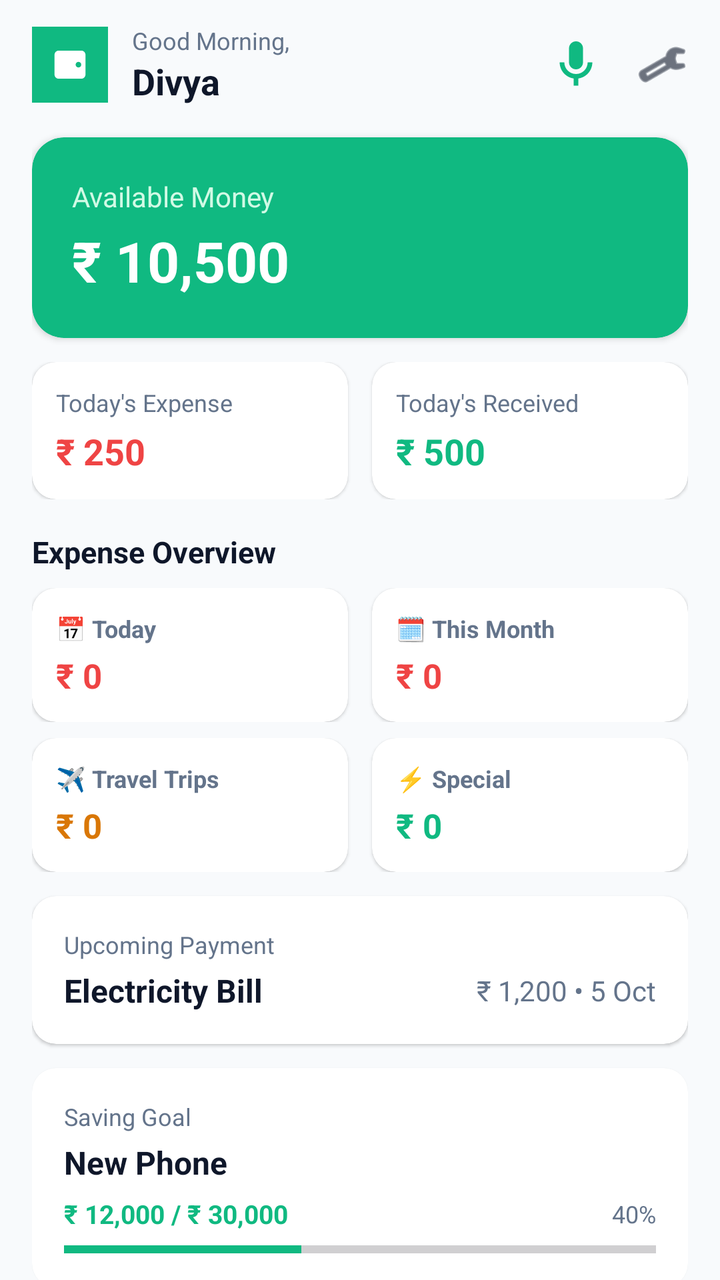
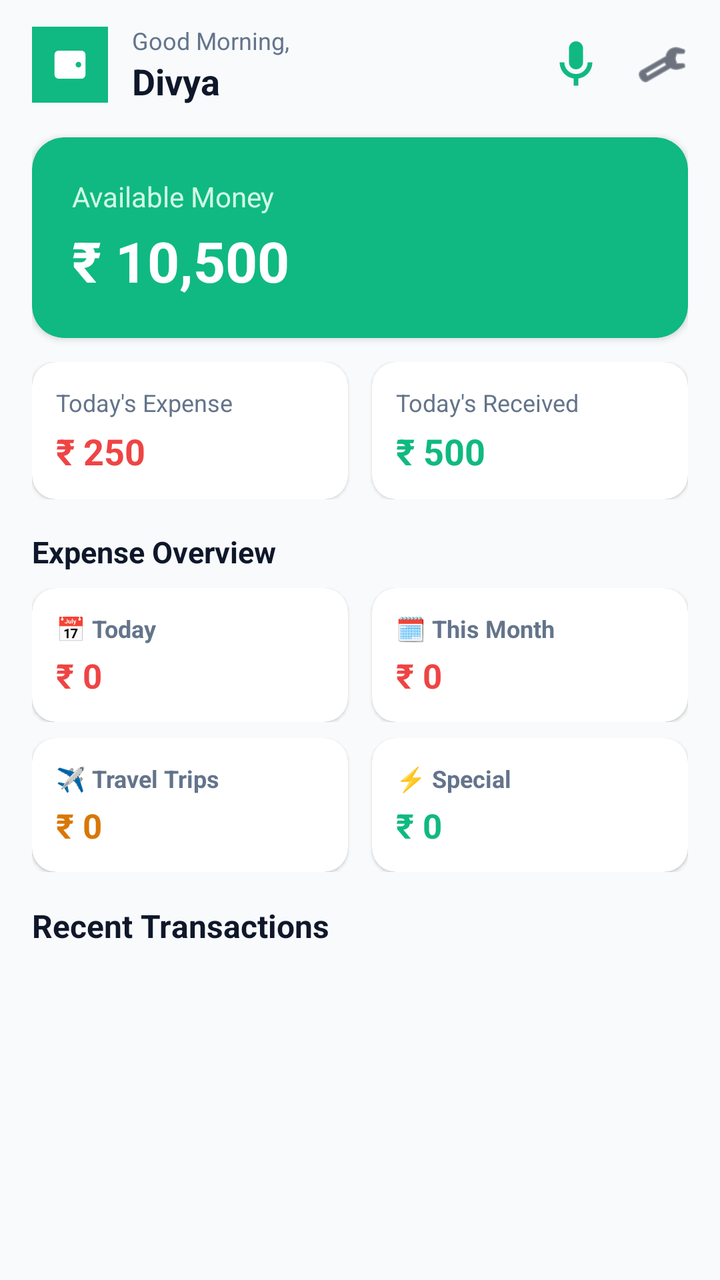

Two renders of the same Android screen: before a commit and after it. Below are the layout's source before the change and the commit's diff.
<!-- AndroidManifest.xml: application theme Theme.SmartExpensesTracker -->
<!-- res/layout/fragment_home.xml -->
<?xml version="1.0" encoding="utf-8"?>
<androidx.core.widget.NestedScrollView xmlns:android="http://schemas.android.com/apk/res/android"
    xmlns:app="http://schemas.android.com/apk/res-auto"
    android:layout_width="match_parent"
    android:layout_height="match_parent"
    android:clipToPadding="false"
    android:fillViewport="true"
    android:paddingBottom="24dp">

    <LinearLayout
        android:layout_width="match_parent"
        android:layout_height="wrap_content"
        android:orientation="vertical"
        android:paddingHorizontal="16dp"
        android:paddingTop="12dp">

        
        <LinearLayout
            android:layout_width="match_parent"
            android:layout_height="wrap_content"
            android:gravity="center_vertical"
            android:orientation="horizontal">

            <ImageView
                android:layout_width="38dp"
                android:layout_height="38dp"
                android:src="@drawable/ic_launcher_foreground" />

            <LinearLayout
                android:layout_width="0dp"
                android:layout_height="wrap_content"
                android:layout_marginStart="12dp"
                android:layout_weight="1"
                android:orientation="vertical">

                <TextView
                    android:layout_width="wrap_content"
                    android:layout_height="wrap_content"
                    android:text="@string/greeting_default"
                    android:textColor="@color/text_secondary"
                    android:textSize="12sp" />

                <TextView
                    android:id="@+id/tv_user_name"
                    android:layout_width="wrap_content"
                    android:layout_height="wrap_content"
                    android:text="Divya"
                    android:textColor="@color/text_primary"
                    android:textSize="18sp"
                    android:textStyle="bold" />
            </LinearLayout>

            <ImageView
                android:id="@+id/btn_voice"
                android:layout_width="28dp"
                android:layout_height="28dp"
                android:layout_marginEnd="16dp"
                android:background="?attr/selectableItemBackgroundBorderless"
                android:contentDescription="Voice Assistant"
                android:src="@drawable/ic_mic"
                app:tint="@color/brand_primary" />

            <ImageView
                android:id="@+id/btn_settings"
                android:layout_width="26dp"
                android:layout_height="26dp"
                android:background="?attr/selectableItemBackgroundBorderless"
                android:contentDescription="Settings"
                android:src="@android:drawable/ic_menu_preferences"
                app:tint="@color/text_primary" />
        </LinearLayout>

        
        <androidx.cardview.widget.CardView
            android:id="@+id/card_balance"
            android:layout_width="match_parent"
            android:layout_height="wrap_content"
            android:layout_marginTop="16dp"
            app:cardBackgroundColor="@color/brand_primary"
            app:cardCornerRadius="16dp"
            app:cardElevation="2dp">

            <LinearLayout
                android:layout_width="match_parent"
                android:layout_height="wrap_content"
                android:orientation="vertical"
                android:padding="20dp">

                <TextView
                    android:layout_width="wrap_content"
                    android:layout_height="wrap_content"
                    android:text="@string/available_money"
                    android:textColor="@color/brand_primary_light"
                    android:textSize="14sp" />

                <TextView
                    android:id="@+id/tv_available_balance"
                    android:layout_width="wrap_content"
                    android:layout_height="wrap_content"
                    android:layout_marginTop="4dp"
                    android:text="₹ 10,500"
                    android:textColor="@color/text_on_primary"
                    android:textSize="28sp"
                    android:textStyle="bold" />
            </LinearLayout>
        </androidx.cardview.widget.CardView>

        
        <LinearLayout
            android:layout_width="match_parent"
            android:layout_height="wrap_content"
            android:layout_marginTop="12dp"
            android:orientation="horizontal">

            <androidx.cardview.widget.CardView
                android:layout_width="0dp"
                android:layout_height="wrap_content"
                android:layout_marginEnd="6dp"
                android:layout_weight="1"
                app:cardBackgroundColor="@color/bg_card"
                app:cardCornerRadius="12dp"
                app:cardElevation="1dp">

                <LinearLayout
                    android:layout_width="match_parent"
                    android:layout_height="wrap_content"
                    android:orientation="vertical"
                    android:padding="12dp">

                    <TextView
                        android:layout_width="wrap_content"
                        android:layout_height="wrap_content"
                        android:text="@string/todays_expense"
                        android:textColor="@color/text_secondary"
                        android:textSize="12sp" />

                    <TextView
                        android:id="@+id/tv_today_expense"
                        android:layout_width="wrap_content"
                        android:layout_height="wrap_content"
                        android:layout_marginTop="4dp"
                        android:text="₹ 250"
                        android:textColor="@color/financial_expense"
                        android:textSize="18sp"
                        android:textStyle="bold" />
                </LinearLayout>
            </androidx.cardview.widget.CardView>

            <androidx.cardview.widget.CardView
                android:layout_width="0dp"
                android:layout_height="wrap_content"
                android:layout_marginStart="6dp"
                android:layout_weight="1"
                app:cardBackgroundColor="@color/bg_card"
                app:cardCornerRadius="12dp"
                app:cardElevation="1dp">

                <LinearLayout
                    android:layout_width="match_parent"
                    android:layout_height="wrap_content"
                    android:orientation="vertical"
                    android:padding="12dp">

                    <TextView
                        android:layout_width="wrap_content"
                        android:layout_height="wrap_content"
                        android:text="@string/todays_received"
                        android:textColor="@color/text_secondary"
                        android:textSize="12sp" />

                    <TextView
                        android:id="@+id/tv_today_received"
                        android:layout_width="wrap_content"
                        android:layout_height="wrap_content"
                        android:layout_marginTop="4dp"
                        android:text="₹ 500"
                        android:textColor="@color/financial_income"
                        android:textSize="18sp"
                        android:textStyle="bold" />
                </LinearLayout>
            </androidx.cardview.widget.CardView>
        </LinearLayout>

        
        <TextView
            android:layout_width="wrap_content"
            android:layout_height="wrap_content"
            android:layout_marginTop="16dp"
            android:text="Expense Overview"
            android:textColor="@color/text_primary"
            android:textSize="15sp"
            android:textStyle="bold" />

        <LinearLayout
            android:layout_width="match_parent"
            android:layout_height="wrap_content"
            android:layout_marginTop="8dp"
            android:orientation="horizontal">

            
            <androidx.cardview.widget.CardView
                android:id="@+id/card_overview_today"
                android:layout_width="0dp"
                android:layout_height="wrap_content"
                android:layout_marginEnd="6dp"
                android:layout_weight="1"
                android:clickable="true"
                android:focusable="true"
                android:foreground="?attr/selectableItemBackground"
                app:cardBackgroundColor="@color/bg_card"
                app:cardCornerRadius="12dp"
                app:cardElevation="1dp">

                <LinearLayout
                    android:layout_width="match_parent"
                    android:layout_height="wrap_content"
                    android:orientation="vertical"
                    android:padding="12dp">

                    <TextView
                        android:layout_width="wrap_content"
                        android:layout_height="wrap_content"
                        android:text="📅 Today"
                        android:textColor="@color/text_secondary"
                        android:textSize="12sp"
                        android:textStyle="bold" />

                    <TextView
                        android:id="@+id/tv_overview_today"
                        android:layout_width="wrap_content"
                        android:layout_height="wrap_content"
                        android:layout_marginTop="4dp"
                        android:text="₹ 0"
                        android:textColor="@color/financial_expense"
                        android:textSize="17sp"
                        android:textStyle="bold" />
                </LinearLayout>
            </androidx.cardview.widget.CardView>

            
            <androidx.cardview.widget.CardView
                android:id="@+id/card_overview_month"
                android:layout_width="0dp"
                android:layout_height="wrap_content"
                android:layout_marginStart="6dp"
                android:layout_weight="1"
                android:clickable="true"
                android:focusable="true"
                android:foreground="?attr/selectableItemBackground"
                app:cardBackgroundColor="@color/bg_card"
                app:cardCornerRadius="12dp"
                app:cardElevation="1dp">

                <LinearLayout
                    android:layout_width="match_parent"
                    android:layout_height="wrap_content"
                    android:orientation="vertical"
                    android:padding="12dp">

                    <TextView
                        android:layout_width="wrap_content"
                        android:layout_height="wrap_content"
                        android:text="🗓️ This Month"
                        android:textColor="@color/text_secondary"
                        android:textSize="12sp"
                        android:textStyle="bold" />

                    <TextView
                        android:id="@+id/tv_overview_month"
                        android:layout_width="wrap_content"
                        android:layout_height="wrap_content"
                        android:layout_marginTop="4dp"
                        android:text="₹ 0"
                        android:textColor="@color/financial_expense"
                        android:textSize="17sp"
                        android:textStyle="bold" />
                </LinearLayout>
            </androidx.cardview.widget.CardView>
        </LinearLayout>

        <LinearLayout
            android:layout_width="match_parent"
            android:layout_height="wrap_content"
            android:layout_marginTop="8dp"
            android:orientation="horizontal">

            
            <androidx.cardview.widget.CardView
                android:id="@+id/card_overview_travel"
                android:layout_width="0dp"
                android:layout_height="wrap_content"
                android:layout_marginEnd="6dp"
                android:layout_weight="1"
                android:clickable="true"
                android:focusable="true"
                android:foreground="?attr/selectableItemBackground"
                app:cardBackgroundColor="@color/bg_card"
                app:cardCornerRadius="12dp"
                app:cardElevation="1dp">

                <LinearLayout
                    android:layout_width="match_parent"
                    android:layout_height="wrap_content"
                    android:orientation="vertical"
                    android:padding="12dp">

                    <TextView
                        android:layout_width="wrap_content"
                        android:layout_height="wrap_content"
                        android:text="✈️ Travel Trips"
                        android:textColor="@color/text_secondary"
                        android:textSize="12sp"
                        android:textStyle="bold" />

                    <TextView
                        android:id="@+id/tv_overview_travel"
                        android:layout_width="wrap_content"
                        android:layout_height="wrap_content"
                        android:layout_marginTop="4dp"
                        android:text="₹ 0"
                        android:textColor="#D97706"
                        android:textSize="17sp"
                        android:textStyle="bold" />
                </LinearLayout>
            </androidx.cardview.widget.CardView>

            
            <androidx.cardview.widget.CardView
                android:id="@+id/card_overview_special"
                android:layout_width="0dp"
                android:layout_height="wrap_content"
                android:layout_marginStart="6dp"
                android:layout_weight="1"
                android:clickable="true"
                android:focusable="true"
                android:foreground="?attr/selectableItemBackground"
                app:cardBackgroundColor="@color/bg_card"
                app:cardCornerRadius="12dp"
                app:cardElevation="1dp">

                <LinearLayout
                    android:layout_width="match_parent"
                    android:layout_height="wrap_content"
                    android:orientation="vertical"
                    android:padding="12dp">

                    <TextView
                        android:layout_width="wrap_content"
                        android:layout_height="wrap_content"
                        android:text="⚡ Special"
                        android:textColor="@color/text_secondary"
                        android:textSize="12sp"
                        android:textStyle="bold" />

                    <TextView
                        android:id="@+id/tv_overview_special"
                        android:layout_width="wrap_content"
                        android:layout_height="wrap_content"
                        android:layout_marginTop="4dp"
                        android:text="₹ 0"
                        android:textColor="@color/brand_primary"
                        android:textSize="17sp"
                        android:textStyle="bold" />
                </LinearLayout>
            </androidx.cardview.widget.CardView>
        </LinearLayout>

        
        <androidx.cardview.widget.CardView
            android:layout_width="match_parent"
            android:layout_height="wrap_content"
            android:layout_marginTop="12dp"
            app:cardBackgroundColor="@color/bg_card"
            app:cardCornerRadius="12dp"
            app:cardElevation="1dp">

            <LinearLayout
                android:layout_width="match_parent"
                android:layout_height="wrap_content"
                android:orientation="vertical"
                android:padding="16dp">

                <TextView
                    android:layout_width="wrap_content"
                    android:layout_height="wrap_content"
                    android:text="@string/upcoming_payment"
                    android:textColor="@color/text_secondary"
                    android:textSize="12sp" />

                <LinearLayout
                    android:layout_width="match_parent"
                    android:layout_height="wrap_content"
                    android:layout_marginTop="4dp"
                    android:gravity="center_vertical"
                    android:orientation="horizontal">

                    <TextView
                        android:id="@+id/tv_upcoming_title"
                        android:layout_width="0dp"
                        android:layout_height="wrap_content"
                        android:layout_weight="1"
                        android:text="Electricity Bill"
                        android:textColor="@color/text_primary"
                        android:textSize="16sp"
                        android:textStyle="bold" />

                    <TextView
                        android:id="@+id/tv_upcoming_amount"
                        android:layout_width="wrap_content"
                        android:layout_height="wrap_content"
                        android:text="₹ 1,200 • 5 Oct"
                        android:textColor="@color/text_secondary"
                        android:textSize="14sp" />
                </LinearLayout>
            </LinearLayout>
        </androidx.cardview.widget.CardView>

        
        <androidx.cardview.widget.CardView
            android:layout_width="match_parent"
            android:layout_height="wrap_content"
            android:layout_marginTop="12dp"
            app:cardBackgroundColor="@color/bg_card"
            app:cardCornerRadius="12dp"
            app:cardElevation="1dp">

            <LinearLayout
                android:layout_width="match_parent"
                android:layout_height="wrap_content"
                android:orientation="vertical"
                android:padding="16dp">

                <TextView
                    android:layout_width="wrap_content"
                    android:layout_height="wrap_content"
                    android:text="@string/saving_goal"
                    android:textColor="@color/text_secondary"
                    android:textSize="12sp" />

                <TextView
                    android:id="@+id/tv_goal_title"
                    android:layout_width="wrap_content"
                    android:layout_height="wrap_content"
                    android:layout_marginTop="4dp"
                    android:text="New Phone"
                    android:textColor="@color/text_primary"
                    android:textSize="16sp"
                    android:textStyle="bold" />

                <LinearLayout
                    android:layout_width="match_parent"
                    android:layout_height="wrap_content"
                    android:layout_marginTop="6dp"
                    android:gravity="center_vertical"
                    android:orientation="horizontal">

                    <TextView
                        android:id="@+id/tv_goal_amounts"
                        android:layout_width="0dp"
                        android:layout_height="wrap_content"
                        android:layout_weight="1"
                        android:text="₹ 12,000 / ₹ 30,000"
                        android:textColor="@color/brand_primary"
                        android:textSize="13sp"
                        android:textStyle="bold" />

                    <TextView
                        android:id="@+id/tv_goal_percentage"
                        android:layout_width="wrap_content"
                        android:layout_height="wrap_content"
                        android:text="40%"
                        android:textColor="@color/text_secondary"
                        android:textSize="12sp" />
                </LinearLayout>

                <ProgressBar
                    android:id="@+id/pb_goal_progress"
                    style="?android:attr/progressBarStyleHorizontal"
                    android:layout_width="match_parent"
                    android:layout_height="6dp"
                    android:layout_marginTop="6dp"
                    android:progress="40"
                    android:progressTint="@color/brand_primary" />
            </LinearLayout>
        </androidx.cardview.widget.CardView>

        
        <TextView
            android:layout_width="wrap_content"
            android:layout_height="wrap_content"
            android:layout_marginTop="16dp"
            android:text="@string/recent_transactions"
            android:textColor="@color/text_primary"
            android:textSize="16sp"
            android:textStyle="bold" />

        
        <androidx.recyclerview.widget.RecyclerView
            android:id="@+id/rv_recent_transactions"
            android:layout_width="match_parent"
            android:layout_height="wrap_content"
            android:layout_marginTop="8dp"
            android:nestedScrollingEnabled="false" />

        <TextView
            android:id="@+id/tv_empty_state"
            android:layout_width="match_parent"
            android:layout_height="wrap_content"
            android:layout_marginTop="24dp"
            android:layout_marginBottom="24dp"
            android:gravity="center"
            android:text="No transactions recorded yet.\nTap '+' below to add your first expense!"
            android:textColor="@color/text_tertiary"
            android:textSize="13sp"
            android:visibility="gone" />

    </LinearLayout>
</androidx.core.widget.NestedScrollView>
<!-- resources referenced by this layout -->
<resources>
  <color name="bg_card">#FFFFFF</color>
  <color name="brand_primary">#10B981</color>
  <color name="brand_primary_light">#D1FAE5</color>
  <color name="financial_expense">#EF4444</color>
  <color name="financial_income">#10B981</color>
  <color name="text_on_primary">#FFFFFF</color>
  <color name="text_primary">#0F172A</color>
  <color name="text_secondary">#64748B</color>
  <color name="text_tertiary">#94A3B8</color>
  <!-- drawable ic_launcher_foreground (drawable) -->
  <vector xmlns:android="http://schemas.android.com/apk/res/android"
      android:width="108dp"
      android:height="108dp"
      android:viewportWidth="108"
      android:viewportHeight="108">
      <path
          android:fillColor="#10B981"
          android:pathData="M0,0h108v108h-108z"/>
      <path
          android:fillColor="#FFFFFF"
          android:pathData="M38,34h32c3.31,0 6,2.69 6,6v28c0,3.31 -2.69,6 -6,6H38c-3.31,0 -6,-2.69 -6,-6V40c0,-3.31 2.69,-6 6,-6zm28,16c-2.21,0 -4,1.79 -4,4s1.79,4 4,4 4,-1.79 4,-4 -1.79,-4 -4,-4z"/>
  </vector>
  <!-- drawable ic_mic (drawable) -->
  <vector xmlns:android="http://schemas.android.com/apk/res/android"
      android:width="24dp"
      android:height="24dp"
      android:viewportWidth="24"
      android:viewportHeight="24">
    <path
        android:fillColor="#FFFFFFFF"
        android:pathData="M12,14c1.66,0,3,-1.34,3,-3V5c0,-1.66,-1.34,-3,-3,-3S9,3.34,9,5v6C9,12.66,10.34,14,12,14z M17,11c0,2.76,-2.24,5,-5,5s,-5,-2.24,-5,-5H5c0,3.53,2.61,6.43,6,6.92V21h2v-3.08c3.39,-0.49,6,-3.39,6,-6.92H17z"/>
  </vector>
  <string name="available_money">Available Money</string>
  <string name="greeting_default">Good Morning,</string>
  <string name="recent_transactions">Recent Transactions</string>
  <string name="saving_goal">Saving Goal</string>
  <string name="todays_expense">Today\'s Expense</string>
  <string name="todays_received">Today\'s Received</string>
  <string name="upcoming_payment">Upcoming Payment</string>
  <style name="Theme.SmartExpensesTracker" parent="Theme.Material3.Light.NoActionBar">
          <item name="colorPrimary">@color/brand_primary</item>
          <item name="colorPrimaryDark">@color/brand_primary_dark</item>
          <item name="colorAccent">@color/brand_accent</item>
          <item name="android:windowBackground">@color/bg_main</item>
          <item name="android:statusBarColor">@color/bg_main</item>
          <item name="android:windowLightStatusBar">true</item>
      </style>
  <color name="brand_primary_dark">#047857</color>
  <color name="brand_accent">#059669</color>
  <color name="bg_main">#F8FAFC</color>
</resources>

<!-- the commit's change to res/layout/fragment_home.xml (unified diff, before → after) -->
@@ -367,9 +367,11 @@
 
         
         <androidx.cardview.widget.CardView
+            android:id="@+id/card_upcoming"
             android:layout_width="match_parent"
             android:layout_height="wrap_content"
             android:layout_marginTop="12dp"
+            android:visibility="gone"
             app:cardBackgroundColor="@color/bg_card"
             app:cardCornerRadius="12dp"
             app:cardElevation="1dp">
@@ -399,7 +401,7 @@
                         android:layout_width="0dp"
                         android:layout_height="wrap_content"
                         android:layout_weight="1"
-                        android:text="Electricity Bill"
+                        android:text=""
                         android:textColor="@color/text_primary"
                         android:textSize="16sp"
                         android:textStyle="bold" />
@@ -408,7 +410,7 @@
                         android:id="@+id/tv_upcoming_amount"
                         android:layout_width="wrap_content"
                         android:layout_height="wrap_content"
-                        android:text="₹ 1,200 • 5 Oct"
+                        android:text=""
                         android:textColor="@color/text_secondary"
                         android:textSize="14sp" />
                 </LinearLayout>
@@ -417,9 +419,11 @@
 
         
         <androidx.cardview.widget.CardView
+            android:id="@+id/card_goal"
             android:layout_width="match_parent"
             android:layout_height="wrap_content"
             android:layout_marginTop="12dp"
+            android:visibility="gone"
             app:cardBackgroundColor="@color/bg_card"
             app:cardCornerRadius="12dp"
             app:cardElevation="1dp">
